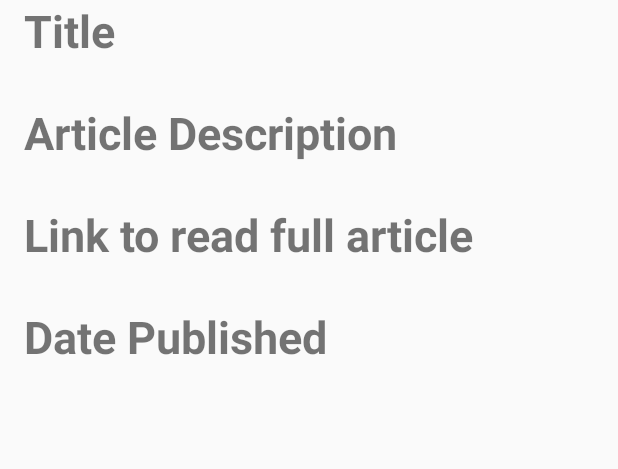
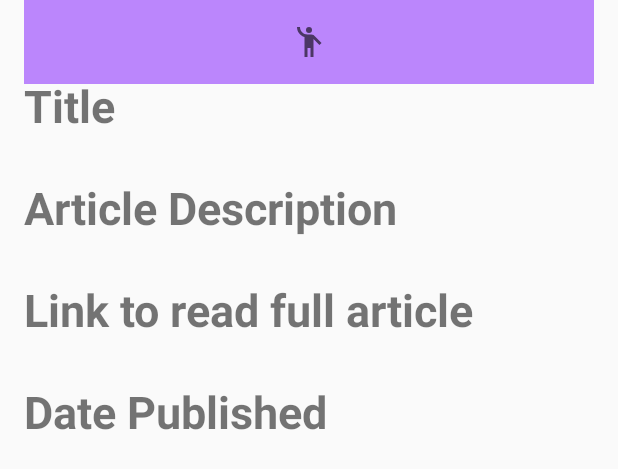
Before and after one commit to FlawedPerfection/FinalProjectMobile, an Android app: the layout activity_show_news_item.xml on its own in the app's theme, with its tools: preview values and no code run, on a phone screen of 412 x 824 dp. Shown: the top 469 px of the screen. Run offline under Robolectric (Android 15) with nearby library versions, the phone set to English and light mode, and no system bars.

Commit message:
-Added content/description page --Tried to get a toolbar working with a clickable image to redirect to different activities.

```diff
--- a/app/src/main/AndroidManifest.xml
+++ b/app/src/main/AndroidManifest.xml
@@ -11,6 +11,7 @@
         android:roundIcon="@mipmap/ic_launcher_round"
         android:supportsRtl="true"
         android:theme="@style/Theme.AppCompat.Light">
+        <activity android:name=".Toolbar"></activity>
         <activity android:name=".DisplayInformation"></activity>
         <activity android:name=".RssActivity"></activity>
         <activity android:name=".MainActivity"
--- a/app/src/main/java/com/example/finalproject/DisplayInformation.java
+++ b/app/src/main/java/com/example/finalproject/DisplayInformation.java
@@ -2,6 +2,7 @@ package com.example.finalproject;
 
 import android.os.Bundle;
 import android.widget.TextView;
+import androidx.appcompat.widget.Toolbar;
 
 import androidx.appcompat.app.AppCompatActivity;
 
--- a/app/src/main/java/com/example/finalproject/MainActivity.java
+++ b/app/src/main/java/com/example/finalproject/MainActivity.java
@@ -3,6 +3,7 @@ package com.example.finalproject;
         import android.content.Context;
         import android.content.Intent;
         import android.content.SharedPreferences;
+        import androidx.appcompat.widget.Toolbar;
         import android.os.Bundle;
         import android.widget.Button;
         import android.widget.EditText;
--- /dev/null
+++ b/app/src/main/res/drawable/waveguy.xml
@@ -0,0 +1,13 @@
+<vector xmlns:android="http://schemas.android.com/apk/res/android"
+    android:width="24dp"
+    android:height="24dp"
+    android:viewportWidth="24"
+    android:viewportHeight="24"
+    android:tint="?attr/colorControlNormal">
+  <path
+      android:fillColor="@android:color/white"
+      android:pathData="M12,4m-2,0a2,2 0,1 1,4 0a2,2 0,1 1,-4 0"/>
+  <path
+      android:fillColor="@android:color/white"
+      android:pathData="M15.89,8.11C15.5,7.72 14.83,7 13.53,7c-0.21,0 -1.42,0 -2.54,0C8.24,6.99 6,4.75 6,2H4c0,3.16 2.11,5.84 5,6.71V22h2v-6h2v6h2V10.05L18.95,14l1.41,-1.41L15.89,8.11z"/>
+</vector>
--- a/app/src/main/res/layout/activity_main.xml
+++ b/app/src/main/res/layout/activity_main.xml
@@ -9,7 +9,10 @@
     tools:context=".MainActivity"
     >
 
-    <include layout="@layout/toolbar" />
+    <include
+        layout="@layout/toolbar"
+        android:layout_height="wrap_content"
+        android:layout_width="match_parent" />
 
     <ListView
         android:id="@+id/listViewNews"
--- a/app/src/main/res/layout/activity_show_news_item.xml
+++ b/app/src/main/res/layout/activity_show_news_item.xml
@@ -10,10 +10,19 @@
         android:paddingLeft="16dp"
         android:paddingRight="16dp" >
 
+        <include
+            layout="@layout/toolbar"
+            android:layout_width="match_parent"
+            android:layout_height="wrap_content"
+            android:minHeight="?attr/actionBarSize"
+            android:background="?attr/colorPrimary"
+           />
+
         <TextView
             android:id="@+id/titleText"
             android:layout_width="match_parent"
             android:layout_height="wrap_content"
+            android:paddingTop="50dp"
             android:text="@string/title"
             android:textSize="30dp"
             android:textStyle="bold" />
--- a/app/src/main/res/layout/toolbar.xml
+++ b/app/src/main/res/layout/toolbar.xml
@@ -26,4 +26,13 @@
         app:layout_constraintStart_toStartOf="parent"
         app:layout_constraintTop_toTopOf="parent"
         app:layout_constraintVertical_bias="0.0" />
+
+    <ImageView
+        android:id="@+id/guywaving"
+        android:layout_width="match_parent"
+        android:layout_height="wrap_content"
+        android:src="@drawable/waveguy"
+        app:layout_constraintBottom_toBottomOf="@+id/NewToolbar"
+        app:layout_constraintStart_toStartOf="parent"
+        app:layout_constraintTop_toTopOf="@+id/NewToolbar"></ImageView>
 </androidx.constraintlayout.widget.ConstraintLayout>
```
Also changed, not shown: app/src/main/java/com/example/finalproject/Toolbar.java (added, +28 -0 lines).
